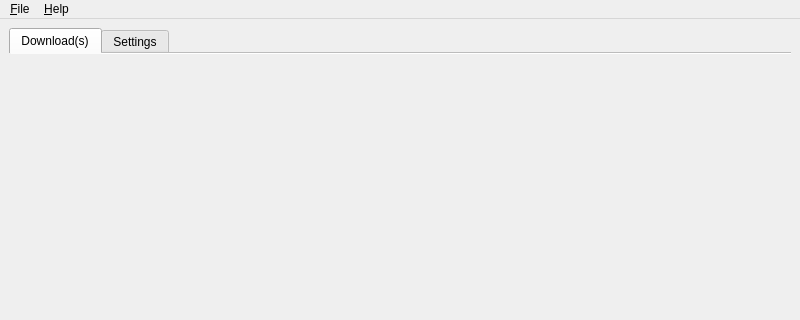
Before: the Qt Designer form ui/qup.ui in textbrowser/qup, drawn with Qt 5; both pictures show x 0 to 800 and y 0 to 320 of the 800 by 900 pixel window.
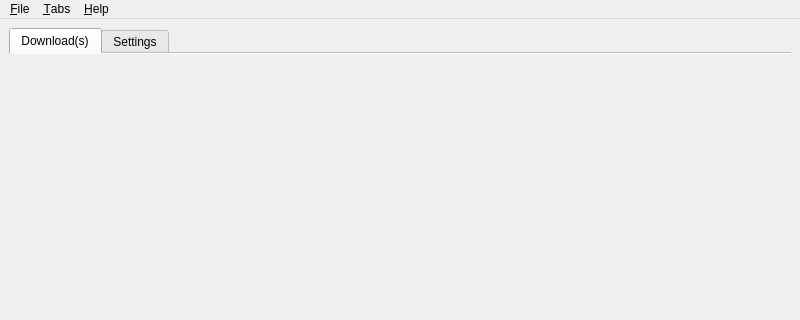
After: the same form once the commit is applied. Icons and pictures are not drawn.

Commit message: Tabs menu.

Diff of the .ui file:
```diff
--- a/ui/qup.ui
+++ b/ui/qup.ui
@@ -177,7 +177,7 @@
      <height>34</height>
     </rect>
    </property>
-   <widget class="QMenu" name="menu_File">
+   <widget class="QMenu" name="menu_file">
     <property name="title">
      <string>&amp;File</string>
     </property>
@@ -187,14 +187,20 @@
     <addaction name="separator"/>
     <addaction name="action_quit"/>
    </widget>
-   <widget class="QMenu" name="menu_Help">
+   <widget class="QMenu" name="menu_help">
     <property name="title">
      <string>&amp;Help</string>
     </property>
     <addaction name="action_about"/>
    </widget>
-   <addaction name="menu_File"/>
-   <addaction name="menu_Help"/>
+   <widget class="QMenu" name="menu_tabs">
+    <property name="title">
+     <string>&amp;Tabs</string>
+    </property>
+   </widget>
+   <addaction name="menu_file"/>
+   <addaction name="menu_tabs"/>
+   <addaction name="menu_help"/>
   </widget>
   <widget class="QStatusBar" name="statusbar"/>
   <action name="action_quit">
```
The commit also changes 5 other files.
